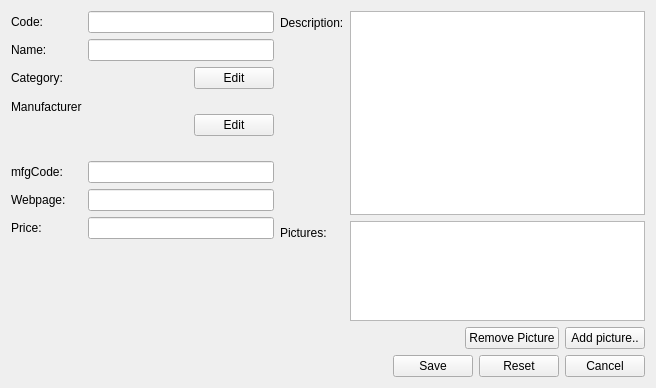
Above: client/uiforms/component_edit.ui from Wolframe/configurator before the change. Below: the same form after it.
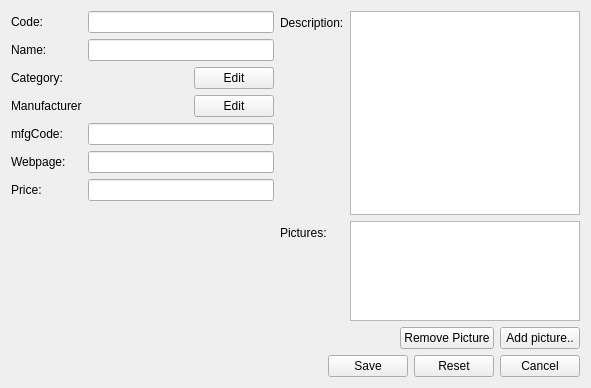
That is the form after the change. Icons and pictures are not drawn.

Patch:
```diff
--- a/client/uiforms/component_edit.ui
+++ b/client/uiforms/component_edit.ui
@@ -6,7 +6,7 @@
    <rect>
     <x>0</x>
     <y>0</y>
-    <width>656</width>
+    <width>591</width>
     <height>388</height>
    </rect>
   </property>
@@ -73,6 +73,18 @@
       <layout class="QHBoxLayout" name="horizontalLayout_4">
        <item>
         <widget class="QLabel" name="category">
+         <property name="minimumSize">
+          <size>
+           <width>100</width>
+           <height>0</height>
+          </size>
+         </property>
+         <property name="sizeIncrement">
+          <size>
+           <width>0</width>
+           <height>0</height>
+          </size>
+         </property>
          <property name="text">
           <string/>
          </property>
@@ -113,8 +125,8 @@
         <widget class="QLabel" name="image">
          <property name="minimumSize">
           <size>
-           <width>60</width>
-           <height>60</height>
+           <width>100</width>
+           <height>0</height>
           </size>
          </property>
          <property name="text">
```
Left out of the diff: 37 changed lines with no effect on the pictures.
